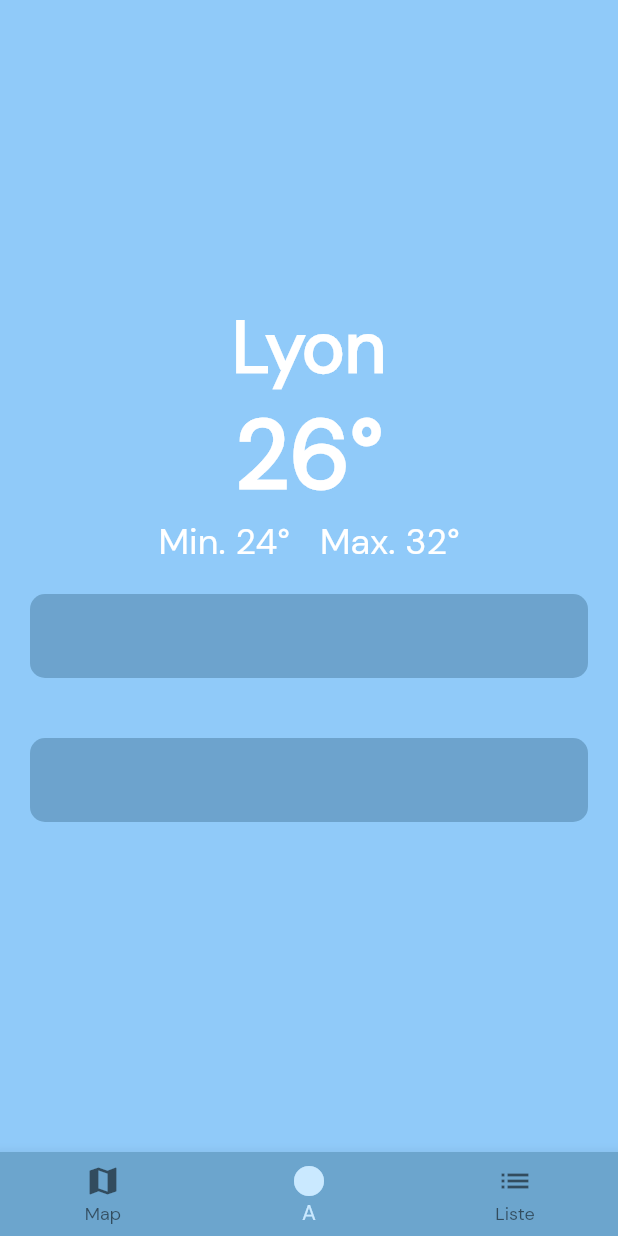
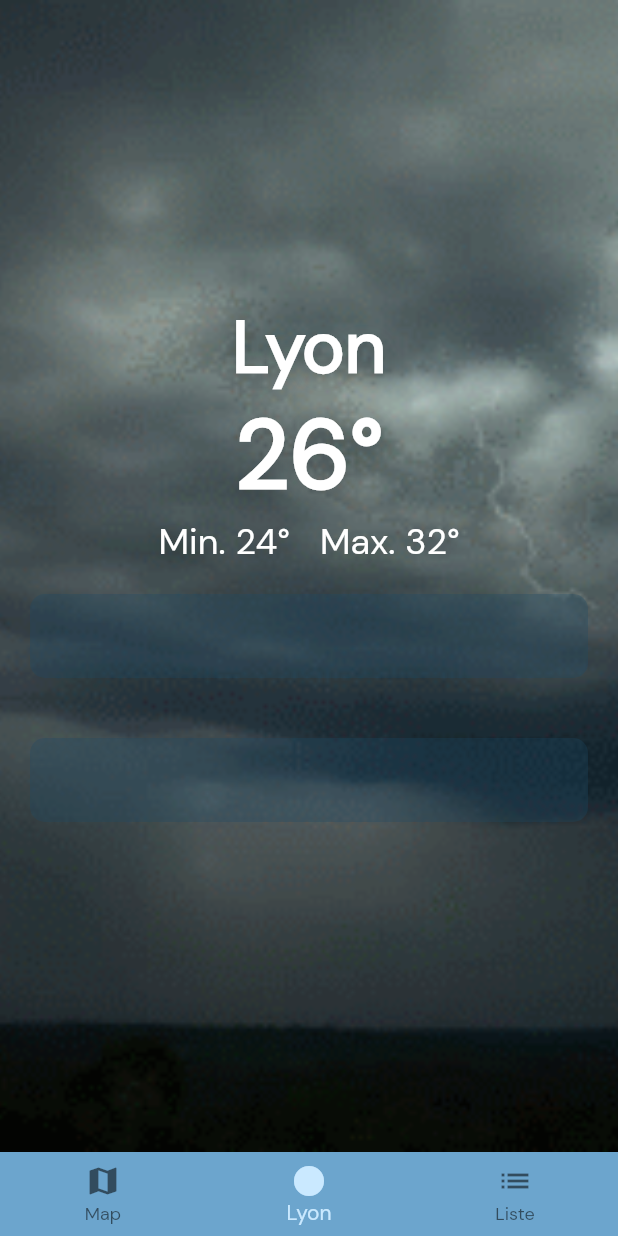
Before and after one commit to AlexisGelin/nsmeteo, a Flutter app: the screen it shows after launch, on a phone screen of 412 x 824 dp. Run offline on Flutter 3.47's test engine with Material 2 defaults, Android fonts, the phone set to English and light mode, and no system bars; drawn by our look-alikes of carousel_slider.

Commit message:
adding background and carrousel working

```diff
--- a/lib/main.dart
+++ b/lib/main.dart
@@ -16,141 +16,17 @@
       theme: buildTheme(context),
       initialRoute: '/ville',
       routes: {
-        '/ville': (context) => const OneCityScreen(),
+        '/ville': (context) => const AllCitySlider(),
         '/menu': (context) => const SecondScreen(),
-        '/carrousel': (context) => FullscreenSliderDemo(),
       },
     );
   }
 }
 
 ///
-////// Page Une ville
+////// Page toutes les viles
 ///
 
-class OneCityScreen extends StatefulWidget {
-  const OneCityScreen({Key? key}) : super(key: key);
-
-  @override
-  State<OneCityScreen> createState() => _OneCityScreenState();
-}
-
-class _OneCityScreenState extends State<OneCityScreen> {
-  int _selectedIndex = 1;
-
-  void _onItemTapped(int index) {
-    setState(() {
-      _selectedIndex = index;
-      if (_selectedIndex == 2) {
-        _selectedIndex = 1;
-        Navigator.pushNamed(context, '/menu');
-      }
-      if (_selectedIndex == 0) {
-        _selectedIndex = 1;
-        Navigator.pushNamed(context, '/carrousel');
-      }
-    });
-  }
-
-  @override
-  Widget build(BuildContext context) {
-    return Scaffold(
-      backgroundColor: Theme.of(context).backgroundColor,
-      body: Center(
-        child: Column(
-          mainAxisAlignment: MainAxisAlignment.center,
-          children: <Widget>[
-            ///
-            //////////////////////// Header
-            ///
-            ////// Nom de ville
-            ///
-
-            Text("Lyon", style: Theme.of(context).textTheme.titleMedium),
-
-            ////// Température
-            ///
-
-            Text("26°", style: Theme.of(context).textTheme.titleLarge),
-
-            ////// Température min et max
-            ///
-
-            Row(
-              mainAxisAlignment: MainAxisAlignment.center,
-              children: <Widget>[
-                Text("Min. 24°", style: Theme.of(context).textTheme.titleSmall),
-                const BlockSmall(),
-                Text("Max. 32°", style: Theme.of(context).textTheme.titleSmall),
-              ],
-            ),
-
-            ///
-            //////////////////////// Température par heure
-            ///
-
-            Padding(
-              padding: const EdgeInsets.all(20.0),
-              child: Container(
-                width: MediaQuery.of(context).size.width,
-                decoration: BoxDecoration(
-                  borderRadius: BorderRadius.circular(10),
-                  color: Theme.of(context).colorScheme.secondaryContainer,
-                ),
-                child: ListTile(),
-              ),
-            ),
-
-            ///
-            //////////////////////// Température pour les 5 jours
-            ///
-
-            Padding(
-              padding: const EdgeInsets.all(20.0),
-              child: Container(
-                width: MediaQuery.of(context).size.width,
-                decoration: BoxDecoration(
-                  borderRadius: BorderRadius.circular(10),
-                  color: Theme.of(context).colorScheme.secondaryContainer,
-                ),
-                child: ListTile(),
-              ),
-            ),
-
-            ///
-            //////////////////////// Bottom navbar
-            ///
-          ],
-        ),
-      ),
-      bottomNavigationBar: Container(
-        decoration: BoxDecoration(
-          color: Theme.of(context).colorScheme.tertiary,
-          boxShadow: const [
-            BoxShadow(
-              color: Colors.black,
-            ),
-          ],
-        ),
-        child: BottomNavigationBar(
-          items: const <BottomNavigationBarItem>[
-            BottomNavigationBarItem(icon: Icon(Icons.map), label: 'Map'),
-            BottomNavigationBarItem(icon: Icon(Icons.circle), label: 'A'),
-            BottomNavigationBarItem(icon: Icon(Icons.list), label: 'Liste'),
-          ],
-          backgroundColor: Theme.of(context).colorScheme.primaryContainer,
-          currentIndex: _selectedIndex,
-          selectedItemColor: Theme.of(context).colorScheme.tertiary,
-          onTap: _onItemTapped,
-        ),
-      ),
-    );
-  }
-}
-
-///
-////// Page Une ville
-///
 var _controller = TextEditingController();
 
 class SecondScreen extends StatelessWidget {
@@ -217,22 +93,37 @@
 }
 
 final List<String> imgList = [
-  'https://images.unsplash.com/photo-1520342868574-5fa3804e551c?ixlib=rb-0.3.5&ixid=eyJhcHBfaWQiOjEyMDd9&s=6ff92caffcdd63681a35134a6770ed3b&auto=format&fit=crop&w=1951&q=80',
-  'https://images.unsplash.com/photo-1522205408450-add114ad53fe?ixlib=rb-0.3.5&ixid=eyJhcHBfaWQiOjEyMDd9&s=368f45b0888aeb0b7b08e3a1084d3ede&auto=format&fit=crop&w=1950&q=80',
-  'https://images.unsplash.com/photo-1519125323398-675f0ddb6308?ixlib=rb-0.3.5&ixid=eyJhcHBfaWQiOjEyMDd9&s=94a1e718d89ca60a6337a6008341ca50&auto=format&fit=crop&w=1950&q=80',
-  'https://images.unsplash.com/photo-1523205771623-e0faa4d2813d?ixlib=rb-0.3.5&ixid=eyJhcHBfaWQiOjEyMDd9&s=89719a0d55dd05e2deae4120227e6efc&auto=format&fit=crop&w=1953&q=80',
-  'https://images.unsplash.com/photo-1508704019882-f9cf40e475b4?ixlib=rb-0.3.5&ixid=eyJhcHBfaWQiOjEyMDd9&s=8c6e5e3aba713b17aa1fe71ab4f0ae5b&auto=format&fit=crop&w=1352&q=80',
-  'https://images.unsplash.com/photo-1519985176271-adb1088fa94c?ixlib=rb-0.3.5&ixid=eyJhcHBfaWQiOjEyMDd9&s=a0c8d632e977f94e5d312d9893258f59&auto=format&fit=crop&w=1355&q=80'
+  'assets/images/background/thunder.gif',
+  'assets/images/background/cloudy.gif',
+  'assets/images/background/cloudysun.gif',
+  'assets/images/background/rain.gif',
+  'assets/images/background/snow.gif',
+  'assets/images/background/sunny.gif',
 ];
 
-class FullscreenSliderDemo extends StatelessWidget {
-  const FullscreenSliderDemo({Key? key}) : super(key: key);
+class AllCitySlider extends StatefulWidget {
+  const AllCitySlider({Key? key}) : super(key: key);
+
+  @override
+  State<AllCitySlider> createState() => _AllCitySlider();
+}
+
+class _AllCitySlider extends State<AllCitySlider> {
+  int _selectedIndex = 1;
+
+  void _onItemTapped(int index) {
+    setState(() {
+      _selectedIndex = index;
+      if (_selectedIndex == 2) {
+        _selectedIndex = 1;
+        Navigator.pushNamed(context, '/menu');
+      }
+    });
+  }
 
   @override
   Widget build(BuildContext context) {
     return Scaffold(
-      appBar: AppBar(title: Text('Ville',
-      style: Theme.of(context).textTheme.titleSmall)),
       body: Builder(
         builder: (context) {
           final double height = MediaQuery.of(context).size.height;
@@ -244,18 +135,115 @@
               // autoPlay: false,
             ),
             items: imgList
-                .map((item) => Container(
-                      child: Center(
-                          child: Image.network(
-                        item,
+                .map(
+                  (item) => Container(
+                    decoration: BoxDecoration(
+                      image: DecorationImage(
+                        image: AssetImage(item),
                         fit: BoxFit.cover,
-                        height: height,
-                      )),
-                    ))
+                      ),
+                    ),
+                    // color: Theme.of(context).colorScheme.background,
+                    child: Column(
+                      mainAxisAlignment: MainAxisAlignment.center,
+                      children: <Widget>[
+                        ///
+                        //////////////////////// Header
+                        ///
+                        ////// Nom de ville
+                        ///
+
+                        Text("Lyon",
+                            style: Theme.of(context).textTheme.titleMedium),
+
+                        ////// Température
+                        ///
+
+                        Text("26°",
+                            style: Theme.of(context).textTheme.titleLarge),
+
+                        ////// Température min et max
+                        ///
+
+                        Row(
+                          mainAxisAlignment: MainAxisAlignment.center,
+                          children: <Widget>[
+                            Text("Min. 24°",
+                                style: Theme.of(context).textTheme.titleSmall),
+                            const BlockSmall(),
+                            Text("Max. 32°",
+                                style: Theme.of(context).textTheme.titleSmall),
+                          ],
+                        ),
+
+                        ///
+                        //////////////////////// Température par heure
+                        ///
+
+                        Padding(
+                          padding: const EdgeInsets.all(20.0),
+                          child: Container(
+                            width: MediaQuery.of(context).size.width,
+                            decoration: BoxDecoration(
+                              borderRadius: BorderRadius.circular(10),
+                              color: Theme.of(context)
+                                  .colorScheme
+                                  .secondaryContainer,
+                            ),
+                            child: ListTile(),
+                          ),
+                        ),
+
+                        ///
+                        //////////////////////// Température pour les 5 jours
+                        ///
+
+                        Padding(
+                          padding: const EdgeInsets.all(20.0),
+                          child: Container(
+                            width: MediaQuery.of(context).size.width,
+                            decoration: BoxDecoration(
+                              borderRadius: BorderRadius.circular(10),
+                              color: Theme.of(context)
+                                  .colorScheme
+                                  .secondaryContainer,
+                            ),
+                            child: ListTile(),
+                          ),
+                        ),
+
+                        ///
+                        //////////////////////// Bottom navbar
+                        ///
+                      ],
+                    ),
+                  ),
+                )
                 .toList(),
           );
         },
       ),
+      bottomNavigationBar: Container(
+        decoration: BoxDecoration(
+          color: Theme.of(context).colorScheme.tertiary,
+          boxShadow: const [
+            BoxShadow(
+              color: Colors.black,
+            ),
+          ],
+        ),
+        child: BottomNavigationBar(
+          items: const <BottomNavigationBarItem>[
+            BottomNavigationBarItem(icon: Icon(Icons.map), label: 'Map'),
+            BottomNavigationBarItem(icon: Icon(Icons.circle), label: 'Lyon'),
+            BottomNavigationBarItem(icon: Icon(Icons.list), label: 'Liste'),
+          ],
+          backgroundColor: Theme.of(context).colorScheme.primaryContainer,
+          currentIndex: _selectedIndex,
+          selectedItemColor: Theme.of(context).colorScheme.tertiary,
+          onTap: _onItemTapped,
+        ),
+      ),
     );
   }
 }
--- a/lib/utils/appTheme.dart
+++ b/lib/utils/appTheme.dart
@@ -29,13 +29,32 @@ ThemeData buildTheme(BuildContext context) {
           titleLarge: TextStyle(
               fontSize: 64,
               fontWeight: FontWeight.bold,
+              shadows: [
+                Shadow(
+                    color: Colors.black.withOpacity(0.2),
+                    offset: const Offset(0, 4),
+                    blurRadius: 15)
+              ],
               color: ColorScheme.fromSwatch().onPrimary),
           titleMedium: TextStyle(
               fontSize: 48,
               fontWeight: FontWeight.bold,
+              shadows: [
+                Shadow(
+                    color: Colors.black.withOpacity(0.2),
+                    offset: const Offset(0, 4),
+                    blurRadius: 15)
+              ],
               color: ColorScheme.fromSwatch().onPrimary),
           titleSmall: TextStyle(
-              fontSize: 24, color: ColorScheme.fromSwatch().onPrimary),
+              fontSize: 24,
+              shadows: [
+                Shadow(
+                    color: Colors.black.withOpacity(0.2),
+                    offset: const Offset(0, 4),
+                    blurRadius: 15)
+              ],
+              color: ColorScheme.fromSwatch().onPrimary),
           headlineMedium:
               TextStyle(fontSize: 16, color: ColorScheme.fromSwatch().tertiary),
           bodyMedium: TextStyle(
```
Also changed, not shown: pubspec.yaml (+23 -12 lines), assets/images/background/thunder.gif (added), 5 other files.
